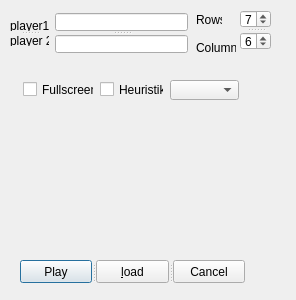
First picture: the form in dialog.ui, repository thnake/cfgame, before the edit.
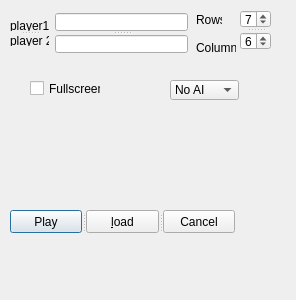
Second picture: the form after the edit.

The edit to the form file:
```diff
--- a/dialog.ui
+++ b/dialog.ui
@@ -39,24 +39,11 @@
     <string>Rows</string>
    </property>
   </widget>
-  <widget class="QCheckBox" name="cbHeuristic">
-   <property name="geometry">
-    <rect>
-     <x>100</x>
-     <y>81</y>
-     <width>64</width>
-     <height>17</height>
-    </rect>
-   </property>
-   <property name="text">
-    <string>Heuristik</string>
-   </property>
-  </widget>
   <widget class="QCheckBox" name="cbFullscreen">
    <property name="geometry">
     <rect>
-     <x>23</x>
-     <y>81</y>
+     <x>30</x>
+     <y>80</y>
      <width>71</width>
      <height>17</height>
     </rect>
@@ -74,6 +61,26 @@
      <height>20</height>
     </rect>
    </property>
+   <item>
+    <property name="text">
+     <string>No AI</string>
+    </property>
+   </item>
+   <item>
+    <property name="text">
+     <string>Easy</string>
+    </property>
+   </item>
+   <item>
+    <property name="text">
+     <string>Normal</string>
+    </property>
+   </item>
+   <item>
+    <property name="text">
+     <string>Hard</string>
+    </property>
+   </item>
   </widget>
   <widget class="QSplitter" name="splitter">
    <property name="geometry">
@@ -151,8 +158,8 @@
   <widget class="QSplitter" name="splitter_4">
    <property name="geometry">
     <rect>
-     <x>20</x>
-     <y>260</y>
+     <x>10</x>
+     <y>210</y>
      <width>225</width>
      <height>23</height>
     </rect>
```
